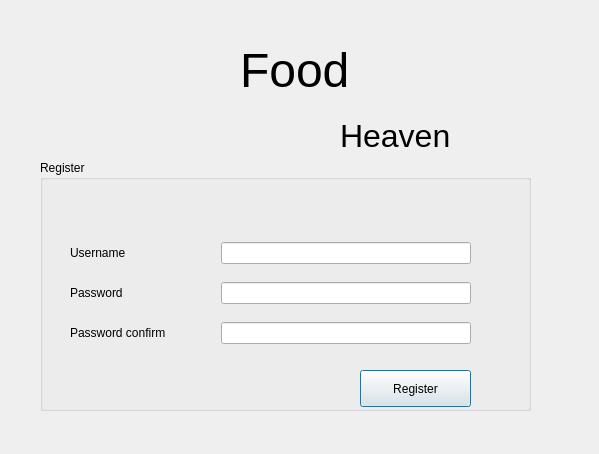
Above: ui/dialogregister.ui from decemyn/food-management before the change. Below: the same form after it.
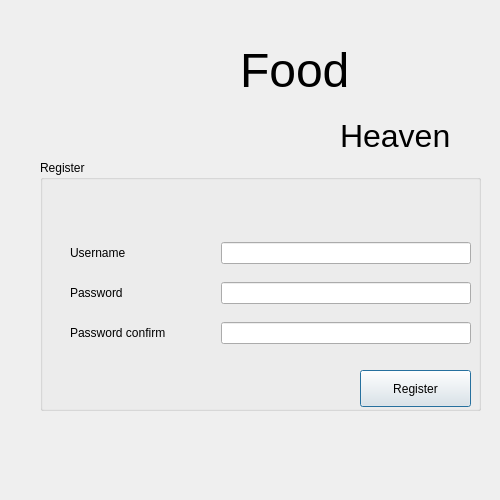
That is the form after the change. Icons and pictures are not drawn.

What changed in the file:
```diff
--- a/ui/dialogregister.ui
+++ b/ui/dialogregister.ui
@@ -6,10 +6,22 @@
    <rect>
     <x>0</x>
     <y>0</y>
-    <width>599</width>
-    <height>454</height>
+    <width>500</width>
+    <height>500</height>
    </rect>
   </property>
+  <property name="minimumSize">
+   <size>
+    <width>500</width>
+    <height>500</height>
+   </size>
+  </property>
+  <property name="maximumSize">
+   <size>
+    <width>500</width>
+    <height>500</height>
+   </size>
+  </property>
   <property name="windowTitle">
    <string>Dialog</string>
   </property>
@@ -18,7 +30,7 @@
     <rect>
      <x>40</x>
      <y>160</y>
-     <width>491</width>
+     <width>441</width>
      <height>251</height>
     </rect>
    </property>
@@ -38,7 +50,7 @@
      <string>Register</string>
     </property>
    </widget>
-   <widget class="QWidget" name="">
+   <widget class="QWidget" name="layoutWidget">
     <property name="geometry">
      <rect>
       <x>30</x>
```
Left out of the diff: 10 changed lines with no effect on the pictures.
